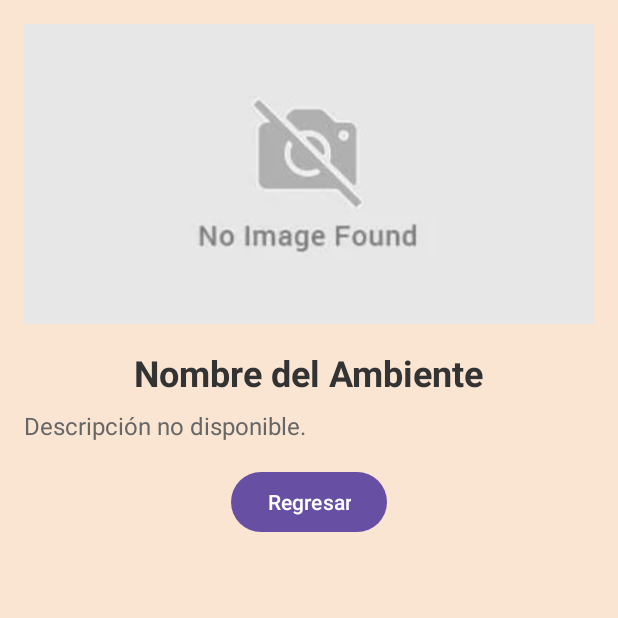
After one commit to AnthonyMTH/Introduccion_Nuevas_Plataformas_Entrega2, an Android app: the fragment AmbienteDetailFragment shown on its own in the app's theme, on a phone screen of 412 x 824 dp, the top half of it. The commit adds this screen. Run offline under Robolectric (Android 15) with nearby library versions, the phone set to English and light mode, and no system bars.

Commit message:
Añadiendo plano de la recoleta

```diff
--- a/app/build.gradle.kts
+++ b/app/build.gradle.kts
@@ -49,4 +49,5 @@ dependencies {
     testImplementation(libs.junit)
     androidTestImplementation(libs.androidx.junit)
     androidTestImplementation(libs.androidx.espresso.core)
+    implementation(libs.opencsv)
 }
--- /dev/null
+++ b/app/src/main/assets/ambientes.csv
@@ -0,0 +1,6 @@
+nombre,x1,y1,x2,y2, descripcion
+Ambiente 1,100,150,950,400,"El museo del convento de La Recoleta presenta un espacio sereno y educativo, donde se exhiben diversas vitrinas con aves disecadas en poses naturalistas. Las paredes de piedra clara, características de la arquitectura monacal, refuerzan el ambiente sobrio y antiguo del lugar. Las vitrinas, de marcos oscuros y vidrio frontal, permiten una visión clara de las especies expuestas, acompañadas de pequeñas etiquetas informativas. En la parte superior, varias fotografías y cuadros aportan un contexto histórico y religioso, destacando la relación del convento con la ciencia y la cultura. El suelo de ladrillos completa la atmósfera rústica, evocando una sensación de tranquilidad y conexión con el pasado."
+Ambiente 2,100,400,350,1000,"La biblioteca del convento de La Recoleta ofrece un ambiente solemne y majestuoso, donde las estanterías de madera oscura se elevan hasta el techo, repletas de libros antiguos que evocan siglos de historia y saber acumulado. Las vitrinas de madera pulida, ubicadas a lo largo del pasillo, exhiben textos y documentos protegidos, permitiendo a los visitantes admirar estas piezas sin manipularlas directamente. La iluminación cálida contrasta con algunas luces blancas del techo, creando una atmósfera acogedora pero respetuosa, ideal para la contemplación. En el fondo, pequeños grupos de personas recorren el espacio con interés, mientras las escaleras y balcones laterales sugieren la inmensidad de la colección y la necesidad de explorarla en diferentes niveles. El suelo de madera, que cruje suavemente bajo los pasos, refuerza la sensación de un lugar detenido en el tiempo, invitando a descubrir el legado cultural y religioso que alberga."
+Ambiente 3,100,1000,950,1250,"La galería del convento de La Recoleta muestra un espacio tranquilo y elegante, donde las paredes blancas albergan una serie de pinturas de gran formato enmarcadas en molduras oscuras, que representan escenas religiosas y retratos de personajes eclesiásticos. El techo de vigas de madera expuestas, junto con la iluminación discreta pero bien distribuida, aporta una sensación acogedora y serena. A lo largo del pasillo se disponen mesas y bancos de estilo clásico, que refuerzan la atmósfera colonial del lugar. Los nichos en las paredes, vacíos o decorados con pequeñas piezas, sugieren un pasado de devoción y contemplación. El suelo de ladrillo, sencillo y rústico, conecta con la estética monacal del convento, invitando al visitante a un recorrido pausado y reflexivo por la historia y el arte sacro."
+Ambiente 4,700,400,950,1000,"El museo del convento de La Recoleta se presenta como un espacio artístico y contemplativo, donde las paredes de tonos suaves enmarcan una destacada colección de cuadros y esculturas de diversos estilos, realzadas por una iluminación cuidadosamente diseñada que juega con luces y sombras. Las obras, enmarcadas en elegantes molduras doradas y plateadas, abarcan desde paisajes vibrantes hasta retratos emotivos, reflejando la riqueza cultural de la región. Espacios de descanso, como bancos contemporáneos, invitan a los visitantes a reflexionar sobre las piezas, mientras que el suelo de madera pulida y las amplias ventanas que dejan entrar la luz natural añaden calidez y frescura al ambiente. Nichos sutiles en las paredes exhiben artesanías y cerámicas, creando una dimensión adicional a la experiencia. En este contexto, un silencio reverente se mezcla con el murmullo de los visitantes, fomentando una atmósfera propicia para la apreciación del arte y la reflexión personal sobre la historia y el significado de cada obra."
+Patio,350,400,700,1000,"El patio central del museo del convento de La Recoleta es un oasis de tranquilidad y luz, donde el cielo abierto se encuentra enmarcado por arcos elegantes y paredes de piedra que evocan la historia colonial del lugar. Este espacio libre, adornado con un jardín cuidadosamente diseñado, presenta una variedad de plantas y flores que aportan un toque de color y frescura. Los bancos de madera invitan a los visitantes a sentarse y disfrutar del ambiente sereno, mientras que la suave música del agua que fluye de una fuente central añade un elemento de calma. La disposición del patio favorece la conexión con la naturaleza y ofrece un respiro del bullicio del museo, convirtiéndose en un refugio ideal para la contemplación y la reflexión en medio de la belleza arquitectónica y artística que lo rodea."
--- /dev/null
+++ b/app/src/main/java/com/example/myapplication/fragments/AmbienteDetailFragment.kt
@@ -0,0 +1,65 @@
+package com.example.myapplication.fragments
+
+import android.os.Bundle
+import android.view.LayoutInflater
+import android.view.View
+import android.view.ViewGroup
+import android.widget.Button
+import android.widget.ImageView
+import android.widget.TextView
+import androidx.fragment.app.Fragment
+import com.example.myapplication.R
+
+class AmbienteDetailFragment : Fragment() {
+
+    private var nombreAmbiente: String? = null
+    private var descripcionAmbiente: String? = null
+    private var imagenAmbiente: Int? = null
+
+    override fun onCreate(savedInstanceState: Bundle?) {
+        super.onCreate(savedInstanceState)
+        arguments?.let {
+            nombreAmbiente = it.getString(ARG_AMBIENTE_NAME)
+            descripcionAmbiente = it.getString(ARG_AMBIENTE_DESCRIPTION)
+            imagenAmbiente = it.getInt(ARG_AMBIENTE_IMAGE)
+        }
+    }
+
+    override fun onCreateView(
+        inflater: LayoutInflater, container: ViewGroup?,
+        savedInstanceState: Bundle?
+    ): View? {
+        val view = inflater.inflate(R.layout.fragment_ambiente_detail, container, false)
+
+        // Configurar el nombre y la descripción del ambiente
+        view.findViewById<TextView>(R.id.text_view_ambiente_name).text = nombreAmbiente ?: "Nombre del Ambiente"
+        view.findViewById<TextView>(R.id.text_view_ambiente_description).text = descripcionAmbiente ?: "Descripción no disponible."
+
+        // Configurar una imagen de ejemplo
+        view.findViewById<ImageView>(R.id.image_view_ambiente).setImageResource(imagenAmbiente ?: R.drawable.noimagenfound )
+
+        // Botton regresar
+        view.findViewById<Button>(R.id.button_regresar).setOnClickListener {
+            // cierra el fragment
+            activity?.supportFragmentManager?.popBackStack()
+        }
+
+        return view
+    }
+
+    companion object {
+        private const val ARG_AMBIENTE_NAME = "nombreAmbiente"
+        private const val ARG_AMBIENTE_DESCRIPTION = "descripcionAmbiente"
+        private const val ARG_AMBIENTE_IMAGE = "imagenAmbiente"
+
+        fun newInstance(nombre: String, descripcion: String, image: Int): AmbienteDetailFragment {
+            val fragment = AmbienteDetailFragment()
+            val args = Bundle()
+            args.putString(ARG_AMBIENTE_NAME, nombre)
+            args.putString(ARG_AMBIENTE_DESCRIPTION, descripcion)
+            args.putInt(ARG_AMBIENTE_IMAGE, image)
+            fragment.arguments = args
+            return fragment
+        }
+    }
+}
--- /dev/null
+++ b/app/src/main/res/layout/fragment_ambiente_detail.xml
@@ -0,0 +1,54 @@
+<?xml version="1.0" encoding="utf-8"?>
+<ScrollView xmlns:android="http://schemas.android.com/apk/res/android"
+    android:layout_width="match_parent"
+    android:layout_height="match_parent"
+    android:background="#FAE5D3">
+
+    <LinearLayout
+        android:layout_width="match_parent"
+        android:layout_height="wrap_content"
+        android:orientation="vertical"
+        android:padding="16dp">
+
+        <!-- Imagen del Ambiente -->
+        <ImageView
+            android:id="@+id/image_view_ambiente"
+            android:layout_width="match_parent"
+            android:layout_height="200dp"
+            android:scaleType="centerCrop"
+            android:src="@drawable/noimagenfound" />
+
+        <!-- Título del Ambiente -->
+        <TextView
+            android:id="@+id/text_view_ambiente_name"
+            android:layout_width="wrap_content"
+            android:layout_height="wrap_content"
+            android:layout_gravity="center_horizontal"
+            android:layout_marginTop="16dp"
+            android:text="Patio Simón Bolívar"
+            android:textSize="24sp"
+            android:textStyle="bold"
+            android:textColor="#333333" />
+
+        <!-- Descripción del Ambiente -->
+        <TextView
+            android:id="@+id/text_view_ambiente_description"
+            android:layout_width="match_parent"
+            android:layout_height="wrap_content"
+            android:layout_marginTop="8dp"
+            android:text="Lideró las campañas que dieron la independencia a varias naciones americanas..."
+            android:textSize="16sp"
+            android:textColor="#666666"
+            android:lineSpacingExtra="4dp" />
+
+        <!-- Botón de Acción -->
+        <Button
+            android:id="@+id/button_regresar"
+            android:layout_width="wrap_content"
+            android:layout_height="wrap_content"
+            android:layout_gravity="center_horizontal"
+            android:layout_marginTop="16dp"
+            android:text="Regresar" />
+
+    </LinearLayout>
+</ScrollView>
--- a/gradle/libs.versions.toml
+++ b/gradle/libs.versions.toml
@@ -27,6 +27,7 @@ play-services-maps = { group = "com.google.android.gms", name = "play-services-m
 play-services-location = { group = "com.google.android.gms", name = "play-services-location", version.ref = "playServicesLocation" }
 glide = { group = "com.github.bumptech.glide", name = "glide", version.ref = "glide" }
 gson = { group = "com.google.code.gson", name = "gson", version.ref = "gson" }
+opencsv = "com.opencsv:opencsv:5.3"
 
 [plugins]
 android-application = { id = "com.android.application", version.ref = "agp" }
```
Also changed, not shown: app/src/main/java/com/example/myapplication/fragments/EdificioMapFragment.kt (added, +37 -0 lines), app/src/main/java/com/example/myapplication/models/Ambiente.kt (added, +9 -0 lines), app/src/main/java/com/example/myapplication/viewmodels/EdificioViewModel.kt (added, +43 -0 lines), app/src/main/java/com/example/myapplication/views/EdificioView.kt (added, +98 -0 lines), app/src/main/res/layout/edificio_map_fragment.xml (added, +14 -0 lines), app/src/main/res/layout/fragment_edificacion_detail.xml (+16 -1 lines), app/src/main/res/drawable/ambiente1.JPG (added), app/src/main/res/drawable/ambiente2.jpg (added), app/src/main/res/drawable/ambiente3.JPG (added), app/src/main/res/drawable/ambiente4.jpg (added), app/src/main/res/drawable/noimagenfound.webp (added), app/src/main/res/drawable/patio.jpg (added).
